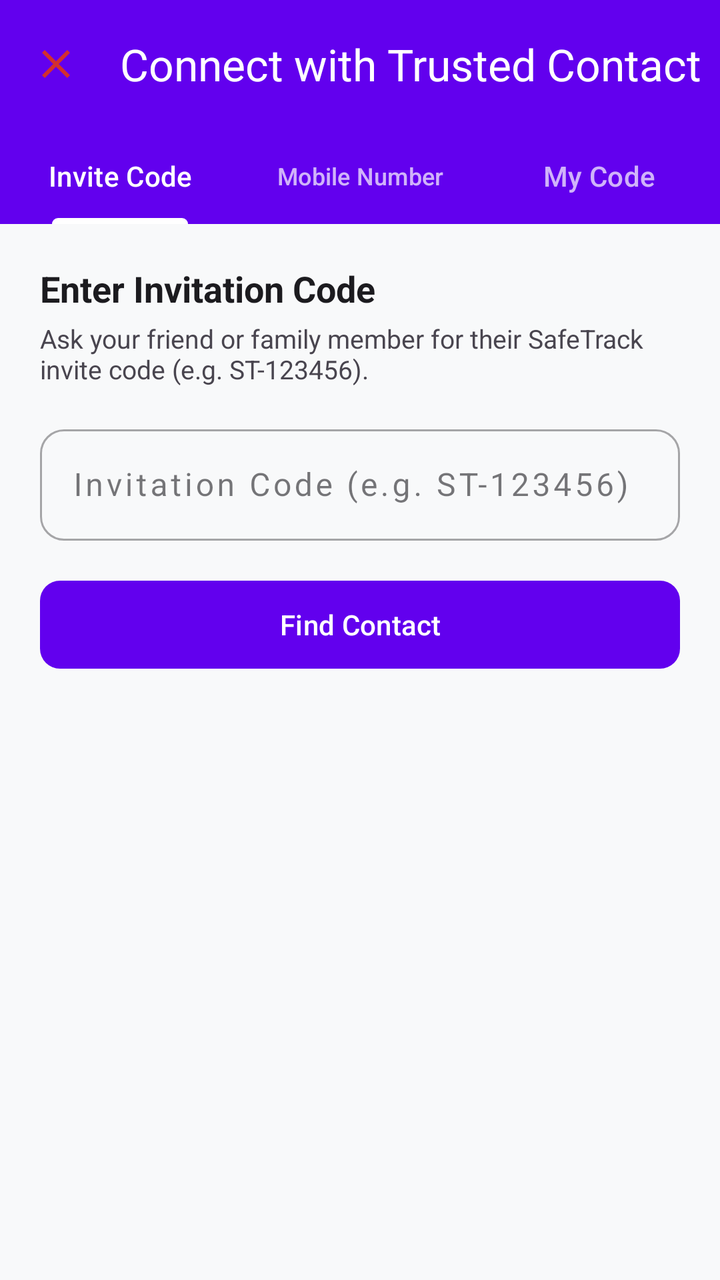
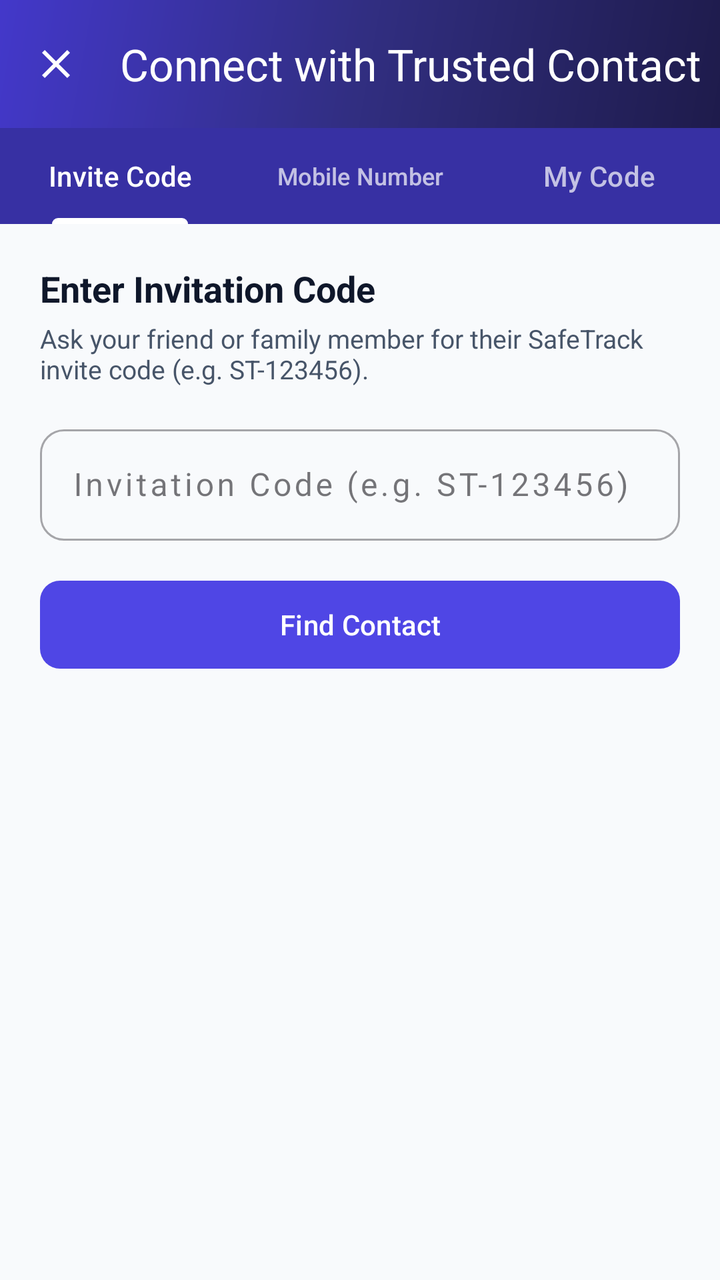

The first picture is an Android layout as it rendered before a commit; the second is the same layout after the commit. The layout source and the unified diff follow.
<!-- AndroidManifest.xml: application theme Theme.SafeTrack -->
<!-- res/layout/activity_add_contact.xml -->
<?xml version="1.0" encoding="utf-8"?>
<androidx.coordinatorlayout.widget.CoordinatorLayout xmlns:android="http://schemas.android.com/apk/res/android"
    xmlns:app="http://schemas.android.com/apk/res-auto"
    android:layout_width="match_parent"
    android:layout_height="match_parent"
    android:background="@color/background_light">

    <com.google.android.material.appbar.AppBarLayout
        android:layout_width="match_parent"
        android:layout_height="wrap_content">

        <com.google.android.material.appbar.MaterialToolbar
            android:id="@+id/toolbar"
            android:layout_width="match_parent"
            android:layout_height="?attr/actionBarSize"
            android:background="@color/primary"
            app:navigationIcon="@drawable/ic_close"
            app:title="Connect with Trusted Contact"
            app:titleTextColor="@color/surface_light" />

        <com.google.android.material.tabs.TabLayout
            android:id="@+id/addContactTabLayout"
            android:layout_width="match_parent"
            android:layout_height="wrap_content"
            android:background="@color/primary"
            app:tabIndicatorColor="@color/surface_light"
            app:tabIndicatorHeight="3dp"
            app:tabMode="fixed"
            app:tabSelectedTextColor="@color/surface_light"
            app:tabTextColor="#B3FFFFFF">

            <com.google.android.material.tabs.TabItem
                android:layout_width="wrap_content"
                android:layout_height="wrap_content"
                android:text="Invite Code" />

            <com.google.android.material.tabs.TabItem
                android:layout_width="wrap_content"
                android:layout_height="wrap_content"
                android:text="Mobile Number" />

            <com.google.android.material.tabs.TabItem
                android:layout_width="wrap_content"
                android:layout_height="wrap_content"
                android:text="My Code" />
        </com.google.android.material.tabs.TabLayout>
    </com.google.android.material.appbar.AppBarLayout>

    <ScrollView
        android:layout_width="match_parent"
        android:layout_height="match_parent"
        android:fillViewport="true"
        app:layout_behavior="@string/appbar_scrolling_view_behavior">

        <LinearLayout
            android:layout_width="match_parent"
            android:layout_height="wrap_content"
            android:orientation="vertical"
            android:padding="20dp">

            
            <LinearLayout
                android:id="@+id/sectionInviteCode"
                android:layout_width="match_parent"
                android:layout_height="wrap_content"
                android:orientation="vertical">

                <TextView
                    android:layout_width="wrap_content"
                    android:layout_height="wrap_content"
                    android:text="Enter Invitation Code"
                    android:textColor="@color/text_primary"
                    android:textSize="18sp"
                    android:textStyle="bold" />

                <TextView
                    android:layout_width="wrap_content"
                    android:layout_height="wrap_content"
                    android:layout_marginTop="4dp"
                    android:text="Ask your friend or family member for their SafeTrack invite code (e.g. ST-123456)."
                    android:textColor="@color/text_secondary"
                    android:textSize="13sp" />

                <com.google.android.material.textfield.TextInputLayout
                    android:id="@+id/tilCodeInput"
                    style="@style/Widget.MaterialComponents.TextInputLayout.OutlinedBox"
                    android:layout_width="match_parent"
                    android:layout_height="wrap_content"
                    android:layout_marginTop="16dp"
                    android:hint="Invitation Code (e.g. ST-123456)"
                    app:boxCornerRadiusBottomEnd="12dp"
                    app:boxCornerRadiusBottomStart="12dp"
                    app:boxCornerRadiusTopEnd="12dp"
                    app:boxCornerRadiusTopStart="12dp">

                    <com.google.android.material.textfield.TextInputEditText
                        android:id="@+id/etCodeInput"
                        android:layout_width="match_parent"
                        android:layout_height="wrap_content"
                        android:inputType="textCapCharacters"
                        android:letterSpacing="0.1"
                        android:maxLength="10" />
                </com.google.android.material.textfield.TextInputLayout>

                <com.google.android.material.button.MaterialButton
                    android:id="@+id/btnLookupCode"
                    android:layout_width="match_parent"
                    android:layout_height="52dp"
                    android:layout_marginTop="16dp"
                    android:text="Find Contact"
                    app:cornerRadius="10dp" />
            </LinearLayout>

            
            <LinearLayout
                android:id="@+id/sectionMobileNumber"
                android:layout_width="match_parent"
                android:layout_height="wrap_content"
                android:orientation="vertical"
                android:visibility="gone">

                <TextView
                    android:layout_width="wrap_content"
                    android:layout_height="wrap_content"
                    android:text="Find Contact by Mobile Number"
                    android:textColor="@color/text_primary"
                    android:textSize="18sp"
                    android:textStyle="bold" />

                <TextView
                    android:layout_width="wrap_content"
                    android:layout_height="wrap_content"
                    android:layout_marginTop="4dp"
                    android:text="Enter the verified 10-digit mobile number of a registered SafeTrack user."
                    android:textColor="@color/text_secondary"
                    android:textSize="13sp" />

                <com.google.android.material.textfield.TextInputLayout
                    android:id="@+id/tilPhoneInput"
                    style="@style/Widget.MaterialComponents.TextInputLayout.OutlinedBox"
                    android:layout_width="match_parent"
                    android:layout_height="wrap_content"
                    android:layout_marginTop="16dp"
                    android:hint="Mobile Number"
                    app:boxCornerRadiusBottomEnd="12dp"
                    app:boxCornerRadiusBottomStart="12dp"
                    app:boxCornerRadiusTopEnd="12dp"
                    app:boxCornerRadiusTopStart="12dp"
                    app:prefixText="+91 ">

                    <com.google.android.material.textfield.TextInputEditText
                        android:id="@+id/etPhoneInput"
                        android:layout_width="match_parent"
                        android:layout_height="wrap_content"
                        android:inputType="phone"
                        android:maxLength="10" />
                </com.google.android.material.textfield.TextInputLayout>

                <com.google.android.material.button.MaterialButton
                    android:id="@+id/btnLookupPhone"
                    android:layout_width="match_parent"
                    android:layout_height="52dp"
                    android:layout_marginTop="16dp"
                    android:text="Search Contact"
                    app:cornerRadius="10dp" />
            </LinearLayout>

            
            <LinearLayout
                android:id="@+id/sectionMyCode"
                android:layout_width="match_parent"
                android:layout_height="wrap_content"
                android:orientation="vertical"
                android:visibility="gone">

                <TextView
                    android:layout_width="wrap_content"
                    android:layout_height="wrap_content"
                    android:text="Your Invitation Code"
                    android:textColor="@color/text_primary"
                    android:textSize="18sp"
                    android:textStyle="bold" />

                <TextView
                    android:layout_width="wrap_content"
                    android:layout_height="wrap_content"
                    android:layout_marginTop="4dp"
                    android:text="Share this code with family or friends. When they enter it, you will receive a connection request to approve."
                    android:textColor="@color/text_secondary"
                    android:textSize="13sp" />

                <com.google.android.material.card.MaterialCardView
                    android:layout_width="match_parent"
                    android:layout_height="wrap_content"
                    android:layout_marginTop="16dp"
                    app:cardCornerRadius="14dp"
                    app:cardElevation="2dp"
                    app:strokeColor="@color/primary"
                    app:strokeWidth="1.5dp">

                    <LinearLayout
                        android:layout_width="match_parent"
                        android:layout_height="wrap_content"
                        android:orientation="vertical"
                        android:padding="20dp">

                        <TextView
                            android:id="@+id/tvMyShareCode"
                            android:layout_width="wrap_content"
                            android:layout_height="wrap_content"
                            android:text="ST-123456"
                            android:textColor="@color/primary"
                            android:textSize="28sp"
                            android:textStyle="bold" />

                        <TextView
                            android:id="@+id/tvCodeExpiresAt"
                            android:layout_width="wrap_content"
                            android:layout_height="wrap_content"
                            android:layout_marginTop="4dp"
                            android:text="Valid for 48 hours"
                            android:textColor="@color/text_secondary"
                            android:textSize="12sp" />

                        <LinearLayout
                            android:layout_width="match_parent"
                            android:layout_height="wrap_content"
                            android:layout_marginTop="16dp"
                            android:orientation="horizontal">

                            <com.google.android.material.button.MaterialButton
                                android:id="@+id/btnRegenerateCode"
                                style="@style/Widget.MaterialComponents.Button.OutlinedButton"
                                android:layout_width="0dp"
                                android:layout_height="48dp"
                                android:layout_marginEnd="6dp"
                                android:layout_weight="1"
                                android:text="Regenerate"
                                app:cornerRadius="8dp" />

                            <com.google.android.material.button.MaterialButton
                                android:id="@+id/btnShareSheet"
                                android:layout_width="0dp"
                                android:layout_height="48dp"
                                android:layout_marginStart="6dp"
                                android:layout_weight="1"
                                android:text="Share Code"
                                app:cornerRadius="8dp"
                                app:icon="@drawable/ic_share" />
                        </LinearLayout>
                    </LinearLayout>
                </com.google.android.material.card.MaterialCardView>
            </LinearLayout>

            
            <ProgressBar
                android:id="@+id/lookupProgressBar"
                android:layout_width="wrap_content"
                android:layout_height="wrap_content"
                android:layout_gravity="center_horizontal"
                android:layout_marginTop="20dp"
                android:indeterminateTint="@color/primary"
                android:visibility="gone" />

            
            <com.google.android.material.card.MaterialCardView
                android:id="@+id/cardTargetPreview"
                android:layout_width="match_parent"
                android:layout_height="wrap_content"
                android:layout_marginTop="24dp"
                android:visibility="gone"
                app:cardCornerRadius="14dp"
                app:cardElevation="3dp"
                app:strokeColor="@color/safety_green"
                app:strokeWidth="1.5dp">

                <LinearLayout
                    android:layout_width="match_parent"
                    android:layout_height="wrap_content"
                    android:orientation="vertical"
                    android:padding="20dp">

                    <TextView
                        android:layout_width="wrap_content"
                        android:layout_height="wrap_content"
                        android:text="Contact Found"
                        android:textColor="@color/safety_green"
                        android:textSize="12sp"
                        android:textStyle="bold" />

                    <TextView
                        android:id="@+id/tvPreviewName"
                        android:layout_width="wrap_content"
                        android:layout_height="wrap_content"
                        android:layout_marginTop="4dp"
                        android:text="Contact Name"
                        android:textColor="@color/text_primary"
                        android:textSize="20sp"
                        android:textStyle="bold" />

                    <TextView
                        android:id="@+id/tvPreviewRole"
                        android:layout_width="wrap_content"
                        android:layout_height="wrap_content"
                        android:layout_marginTop="2dp"
                        android:text="Role: Location Sharing User"
                        android:textColor="@color/text_secondary"
                        android:textSize="14sp" />

                    <TextView
                        android:id="@+id/tvPreviewExpiry"
                        android:layout_width="wrap_content"
                        android:layout_height="wrap_content"
                        android:layout_marginTop="6dp"
                        android:text="Invitation Status: Active"
                        android:textColor="@color/safety_green"
                        android:textSize="12sp" />

                    <com.google.android.material.button.MaterialButton
                        android:id="@+id/btnConfirmSendRequest"
                        android:layout_width="match_parent"
                        android:layout_height="52dp"
                        android:layout_marginTop="16dp"
                        android:backgroundTint="@color/safety_green"
                        android:text="Send Connection Request"
                        android:textSize="15sp"
                        app:cornerRadius="10dp" />

                </LinearLayout>
            </com.google.android.material.card.MaterialCardView>

        </LinearLayout>
    </ScrollView>

</androidx.coordinatorlayout.widget.CoordinatorLayout>
<!-- resources referenced by this layout -->
<resources>
  <color name="background_light">#F8F9FA</color>
  <color name="primary">#6200EE</color>
  <color name="safety_green">#2E7D32</color>
  <color name="surface_light">#FFFFFF</color>
  <color name="text_primary">#1C1B1F</color>
  <color name="text_secondary">#49454F</color>
  <!-- drawable ic_close (drawable) -->
  <vector xmlns:android="http://schemas.android.com/apk/res/android"
      android:width="24dp"
      android:height="24dp"
      android:viewportWidth="24"
      android:viewportHeight="24">
      <path
          android:fillColor="#D32F2F"
          android:pathData="M19,6.41L17.59,5 12,10.59 6.41,5 5,6.41 10.59,12 5,17.59 6.41,19 12,13.41 17.59,19 19,17.59 13.41,12z"/>
  </vector>
  <!-- drawable ic_share (drawable) -->
  <vector xmlns:android="http://schemas.android.com/apk/res/android"
      android:width="24dp"
      android:height="24dp"
      android:viewportWidth="24"
      android:viewportHeight="24">
      <path
          android:fillColor="#6200EE"
          android:pathData="M18,16.08c-0.76,0 -1.44,0.3 -1.96,0.77L8.91,12.7c0.05,-0.23 0.09,-0.46 0.09,-0.7s-0.04,-0.47 -0.09,-0.7l7.05,-4.11c0.54,0.5 1.25,0.81 2.04,0.81 1.66,0 3,-1.34 3,-3s-1.34,-3 -3,-3 -3,1.34 -3,3c0,0.24 0.04,0.47 0.09,0.7L8.04,9.81C7.5,9.31 6.79,9 6,9c-1.66,0 -3,1.34 -3,3s1.34,3 3,3c0.79,0 1.5,-0.31 2.04,-0.81l7.12,4.16c-0.05,0.21 -0.08,0.43 -0.08,0.65 0,1.61 1.31,2.92 2.92,2.92 1.61,0 2.92,-1.31 2.92,-2.92s-1.31,-2.92 -2.92,-2.92z"/>
  </vector>
  <style name="Theme.SafeTrack" parent="Theme.Material3.DayNight.NoActionBar">
          
          <item name="colorPrimary">@color/primary</item>
          <item name="colorPrimaryVariant">@color/primary_variant</item>
          <item name="colorOnPrimary">@color/surface_light</item>
          
          <item name="colorSecondary">@color/secondary</item>
          <item name="colorSecondaryVariant">@color/secondary_variant</item>
          <item name="colorOnSecondary">@color/text_primary</item>
          
          <item name="android:statusBarColor">@color/primary_variant</item>
          <item name="android:windowLightStatusBar">false</item>
          <item name="android:windowBackground">@color/background_light</item>
      </style>
  <color name="primary_variant">#3700B3</color>
  <color name="secondary">#03DAC6</color>
  <color name="secondary_variant">#018786</color>
</resources>

<!-- the commit's change to res/layout/activity_add_contact.xml (unified diff, before → after) -->
@@ -13,8 +13,9 @@
             android:id="@+id/toolbar"
             android:layout_width="match_parent"
             android:layout_height="?attr/actionBarSize"
-            android:background="@color/primary"
+            android:background="@drawable/bg_gradient_header"
             app:navigationIcon="@drawable/ic_close"
+            app:navigationIconTint="@color/surface_light"
             app:title="Connect with Trusted Contact"
             app:titleTextColor="@color/surface_light" />
 
@@ -22,7 +23,7 @@
             android:id="@+id/addContactTabLayout"
             android:layout_width="match_parent"
             android:layout_height="wrap_content"
-            android:background="@color/primary"
+            android:background="@color/primary_dark"
             app:tabIndicatorColor="@color/surface_light"
             app:tabIndicatorHeight="3dp"
             app:tabMode="fixed"
<!-- resource entries referenced after the edit -->
@@ -1,11 +1,23 @@
 <!-- resources referenced by this layout -->
 <resources>
-  <color name="background_light">#F8F9FA</color>
-  <color name="primary">#6200EE</color>
-  <color name="safety_green">#2E7D32</color>
+  <color name="background_light">#F8FAFC</color>
+  <color name="primary">#4F46E5</color>
+  <color name="primary_dark">#3730A3</color>
+  <color name="safety_green">#10B981</color>
   <color name="surface_light">#FFFFFF</color>
-  <color name="text_primary">#1C1B1F</color>
-  <color name="text_secondary">#49454F</color>
+  <color name="text_primary">#0F172A</color>
+  <color name="text_secondary">#475569</color>
+  <!-- drawable bg_gradient_header (drawable) -->
+  <?xml version="1.0" encoding="utf-8"?>
+  <shape xmlns:android="http://schemas.android.com/apk/res/android"
+      android:shape="rectangle">
+      <gradient
+          android:angle="135"
+          android:startColor="#1E1B4B"
+          android:centerColor="#312E81"
+          android:endColor="#4338CA"
+          android:type="linear" />
+  </shape>
   <!-- drawable ic_close (drawable) -->
   <vector xmlns:android="http://schemas.android.com/apk/res/android"
       android:width="24dp"
@@ -29,19 +41,40 @@
   <style name="Theme.SafeTrack" parent="Theme.Material3.DayNight.NoActionBar">
           
           <item name="colorPrimary">@color/primary</item>
-          <item name="colorPrimaryVariant">@color/primary_variant</item>
+          <item name="colorPrimaryVariant">@color/primary_dark</item>
           <item name="colorOnPrimary">@color/surface_light</item>
+          <item name="colorPrimaryContainer">@color/primary_light</item>
+          <item name="colorOnPrimaryContainer">@color/primary_dark</item>
+  
           
           <item name="colorSecondary">@color/secondary</item>
           <item name="colorSecondaryVariant">@color/secondary_variant</item>
-          <item name="colorOnSecondary">@color/text_primary</item>
+          <item name="colorOnSecondary">@color/surface_light</item>
+          <item name="colorSecondaryContainer">@color/secondary_light</item>
+          <item name="colorOnSecondaryContainer">@color/secondary_variant</item>
+  
           
           <item name="android:statusBarColor">@color/primary_variant</item>
           <item name="android:windowLightStatusBar">false</item>
+          <item name="android:navigationBarColor">@color/surface_light</item>
+          <item name="android:windowLightNavigationBar" tools:targetApi="o_mr1">true</item>
           <item name="android:windowBackground">@color/background_light</item>
+  
+          
+          <item name="materialCardViewStyle">@style/Widget.SafeTrack.Card</item>
       </style>
-  <color name="primary_variant">#3700B3</color>
-  <color name="secondary">#03DAC6</color>
-  <color name="secondary_variant">#018786</color>
+  <color name="primary_light">#EEF2FF</color>
+  <color name="primary_variant">#312E81</color>
+  <style name="Widget.SafeTrack.Card" parent="Widget.Material3.CardView.Elevated">
+          <item name="cardElevation">2dp</item>
+          <item name="cardCornerRadius">16dp</item>
+          <item name="strokeColor">@color/card_stroke</item>
+          <item name="strokeWidth">1dp</item>
+          <item name="cardBackgroundColor">@color/surface_light</item>
+      </style>
+  <color name="card_stroke">#E2E8F0</color>
+  <color name="secondary">#0EA5E9</color>
+  <color name="secondary_variant">#0284C7</color>
+  <color name="secondary_light">#E0F2FE</color>
 </resources>
 
